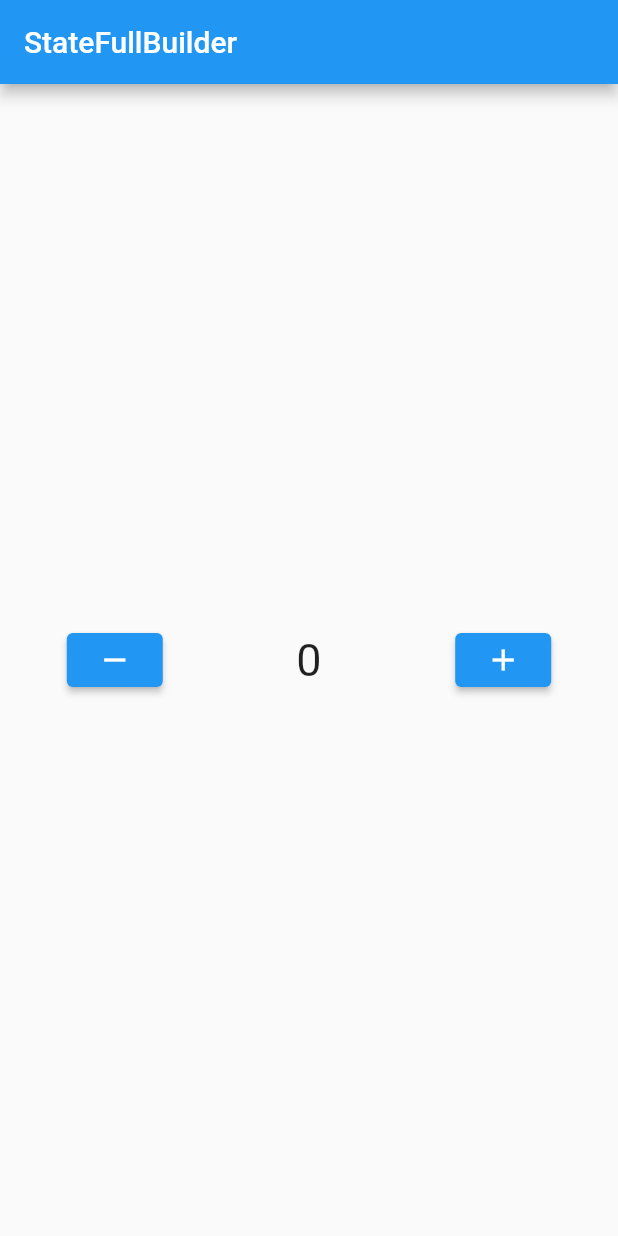
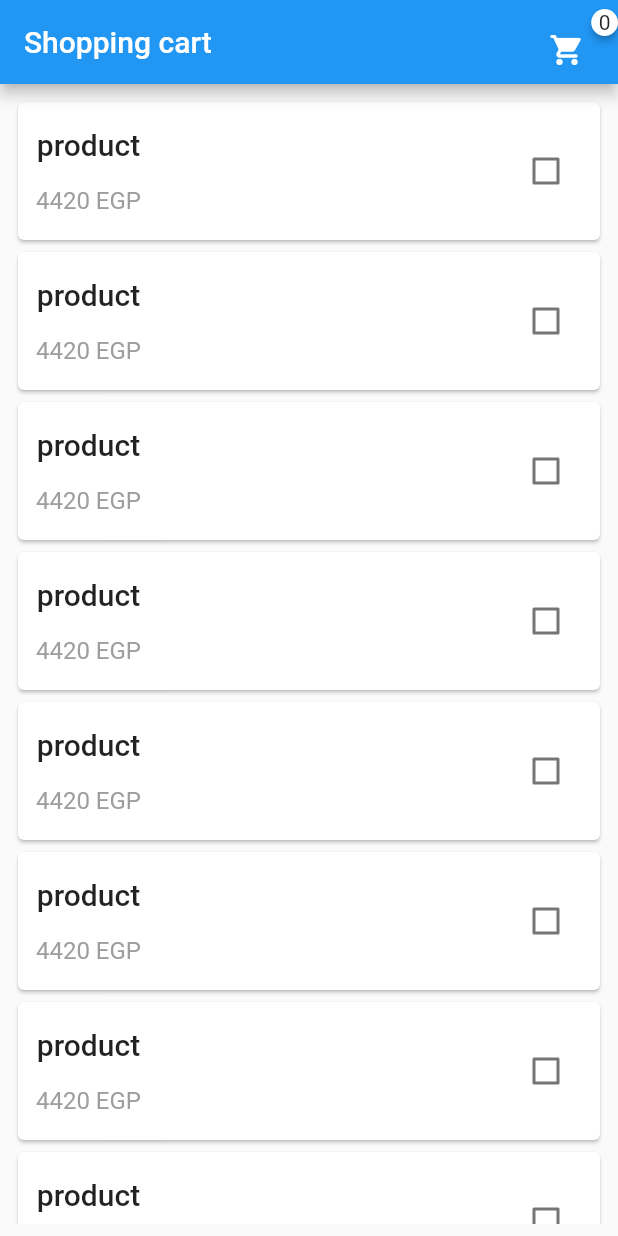
Before and after one commit to HamadaAllipy/implement_provider, a Flutter app: the screen it shows after launch, on a phone screen of 412 x 824 dp. Run offline on Flutter 3.47's test engine with Material 2 defaults, Android fonts, the phone set to English and light mode, and no system bars; drawn by our look-alikes of badges.

Commit message:
inherited widget

```diff
--- /dev/null
+++ b/lib/example/inherited_widget/shop_card/data/models/product_model.dart
@@ -0,0 +1,11 @@
+class ProductModel {
+  final String name;
+  final int price;
+  bool isCheck;
+
+  ProductModel({
+    required this.name,
+    required this.price,
+    this.isCheck = false,
+});
+}
--- /dev/null
+++ b/lib/example/inherited_widget/shop_card/logic/shopping_inherited.dart
@@ -0,0 +1,26 @@
+import 'package:flutter/material.dart';
+import 'package:collection/collection.dart';
+import 'package:providerr/example/inherited_widget/shop_card/data/models/product_model.dart';
+
+
+class ShoppingInherited extends InheritedWidget {
+  final Widget child;
+
+  List<ProductModel> productsSelected = [];
+
+  ShoppingInherited({
+    Key? key,
+    required this.child,
+  }) : super(key: key, child: child);
+
+  @override
+  bool updateShouldNotify(ShoppingInherited oldWidget) {
+    Function eq = const ListEquality().equals;
+    return !eq(
+      productsSelected,
+      oldWidget.productsSelected
+    );
+  }
+
+  static ShoppingInherited? of(BuildContext context)=> context.dependOnInheritedWidgetOfExactType();
+}
--- /dev/null
+++ b/lib/example/inherited_widget/shop_card/presentation/home_screen.dart
@@ -0,0 +1,114 @@
+import 'dart:math';
+
+import 'package:badges/badges.dart';
+import 'package:flutter/material.dart';
+import 'package:providerr/example/inherited_widget/shop_card/data/models/product_model.dart';
+import 'package:providerr/example/inherited_widget/shop_card/logic/shopping_inherited.dart';
+import 'package:providerr/example/inherited_widget/shop_card/presentation/cart_screen.dart';
+
+class HomeScreen extends StatelessWidget {
+  const HomeScreen({Key? key}) : super(key: key);
+
+  @override
+  Widget build(BuildContext context) {
+
+    ShoppingInherited? inherited = ShoppingInherited.of(context);
+    final List<ProductModel> products = List.generate(100, (index) => ProductModel(
+      name: 'product',
+      price: Random().nextInt(5000),
+    ));
+    return StatefulBuilder(
+      builder: (BuildContext context, StateSetter setState) {
+        return Scaffold(
+          appBar: AppBar(
+            title: const Text(
+              'Shopping cart',
+            ),
+            actions: [
+              Container(
+                margin: const EdgeInsetsDirectional.only(
+                  top: 10,
+                  end: 10,
+                ),
+                child: Badge(
+                  badgeContent: Text(
+                    '${inherited!.productsSelected.length}',
+                  ),
+                  badgeColor: Colors.white,
+                  child: IconButton(
+                    icon: const Icon(Icons.shopping_cart_rounded,),
+                    onPressed: (){
+                      Navigator.push(context, MaterialPageRoute(builder: (context)=> const CartScreen()));
+                    },
+                  ),
+                ),
+              ),
+            ],
+          ),
+          body: Padding(
+            padding: const EdgeInsets.all(8.0),
+            child: ListView.builder(
+              itemBuilder: (context, index) => _itemCard(
+                context: context,
+                productModel: products[index],
+                setState: setState,
+                inherited: inherited
+              ),
+              itemCount: products.length,
+              itemExtent: 100,
+            ),
+          ),
+        );
+      },
+    );
+  }
+
+  Widget _itemCard({
+    required BuildContext context,
+    required ProductModel productModel,
+    required StateSetter setState,
+    required ShoppingInherited inherited,
+  }) {
+    return Card(
+      child: Padding(
+        padding: const EdgeInsets.symmetric(
+          horizontal: 12,
+        ),
+        child: Row(
+          mainAxisAlignment: MainAxisAlignment.spaceBetween,
+          children: [
+            Column(
+              mainAxisAlignment: MainAxisAlignment.spaceEvenly,
+              children: [
+                Text(
+                  productModel.name,
+                  style: Theme.of(context).textTheme.titleLarge,
+                ),
+                Text(
+                  '${productModel.price} EGP',
+                  style: Theme.of(context).textTheme.titleMedium!.copyWith(
+                        color: Colors.grey,
+                      ),
+                ),
+              ],
+            ),
+            Checkbox(
+              value: productModel.isCheck,
+              onChanged: (value) {
+                setState((){
+                  productModel.isCheck = !productModel.isCheck;
+                  if(value as bool){
+                    inherited.productsSelected.add(productModel);
+                  }
+                  else{
+                    inherited.productsSelected.remove(productModel);
+                  }
+                });
+              },
+            ),
+          ],
+        ),
+      ),
+    );
+  }
+}
--- /dev/null
+++ b/lib/example/inherited_widget/shop_card2/models/products_models.dart
@@ -0,0 +1,13 @@
+class ProductModel{
+  String name;
+  int id;
+  bool isChecked;
+  int price;
+
+  ProductModel({
+    required this.name,
+    required this.id,
+    required this.price,
+    this.isChecked = false,
+  });
+}
--- a/lib/main.dart
+++ b/lib/main.dart
@@ -1,6 +1,8 @@
 import 'package:flutter/material.dart';
-import 'package:providerr/example/inherited_widget/homeScreen.dart';
-import 'package:providerr/example/inherited_widget/provider.dart';
+import 'package:providerr/example/inherited_widget/shop_card/logic/shopping_inherited.dart';
+import 'package:providerr/example/inherited_widget/shop_card2/home_screen2.dart';
+
+import 'example/inherited_widget/shop_card/presentation/home_screen.dart';
 
 void main() {
   runApp(const MyApp());
@@ -11,8 +13,9 @@ class MyApp extends StatelessWidget {
 
   @override
   Widget build(BuildContext context) {
-    return Provider(
+    return ShoppingInherited(
       child: const MaterialApp(
+        debugShowCheckedModeBanner: false,
         home: HomeScreen(),
       ),
     );
--- a/pubspec.yaml
+++ b/pubspec.yaml
@@ -31,6 +31,7 @@ dependencies:
   flutter:
     sdk: flutter
   provider: ^6.0.2
+  badges: ^2.0.2
   # The following adds the Cupertino Icons font to your application.
   # Use with the CupertinoIcons class for iOS style icons.
   cupertino_icons: ^1.0.2
```
Also changed, not shown: lib/example/inherited_widget/shop_card/presentation/cart_screen.dart (added, +23 -0 lines), lib/example/inherited_widget/shop_card2/home_screen2.dart (added, +76 -0 lines), pubspec.lock.
